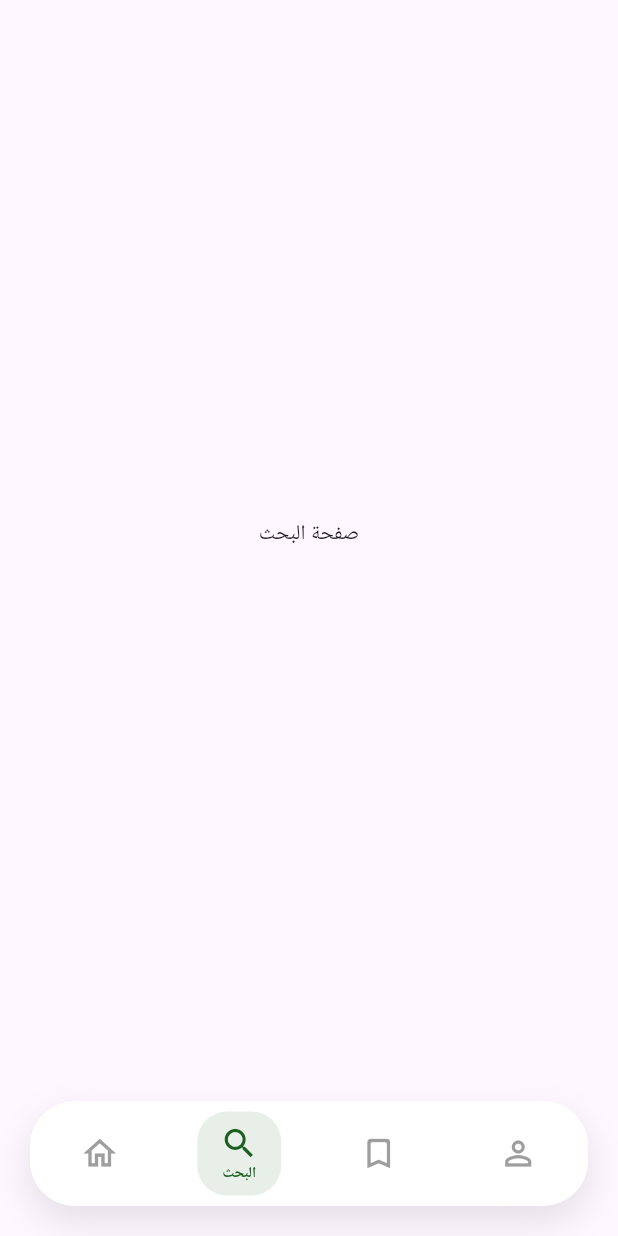
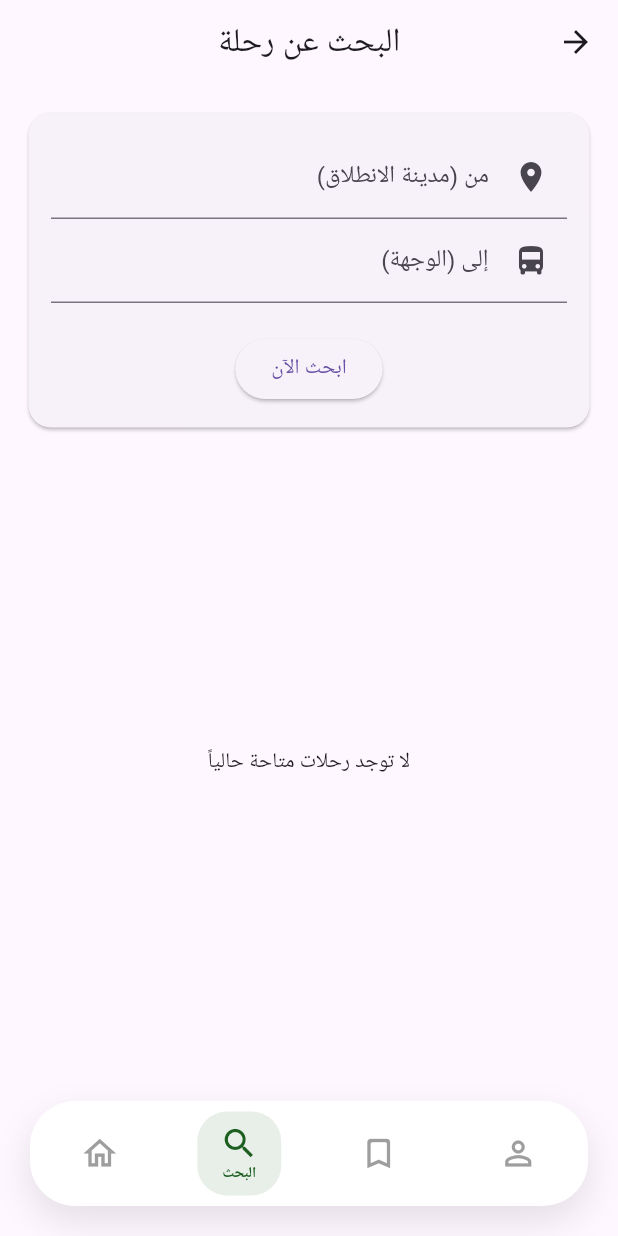
Before and after one commit to Yeheafandi/travel, a Flutter app: the MainWrapper screen opened by its route, item 2 of the bottom bar chosen, on a phone screen of 412 x 824 dp. Run offline on Flutter 3.47's test engine with Material 3 defaults, Android fonts, the phone set to English and light mode, and no system bars; our stand-ins replace cloud_firestore, firebase_auth, firebase_core, get, shared_preferences; accounts and stored records are empty; Roboto replaces fonts that are missing (Cairo).

Commit message:
add search screen

```diff
--- /dev/null
+++ b/syriatravel/lib/controllers/search_trip_controller.dart
@@ -0,0 +1,38 @@
+import 'package:cloud_firestore/cloud_firestore.dart';
+import 'package:get/get.dart';
+
+class SearchTripController extends GetxController {
+  final FirebaseFirestore _firestore = FirebaseFirestore.instance;
+
+  // متغيرات لمراقبة حالة البحث والنتائج
+  var searchResults = <QueryDocumentSnapshot>[].obs;
+  var isLoading = false.obs;
+
+  // متغيرات لتخزين قيم البحث
+  var fromCity = "".obs;
+  var toCity = "".obs;
+
+  void searchTrips() async {
+    if (fromCity.isEmpty || toCity.isEmpty) {
+      Get.snackbar("تنبيه", "يرجى إدخال مدينة الانطلاق والوجهة");
+      return;
+    }
+
+    try {
+      isLoading.value = true;
+
+      // جلب الرحلات التي تطابق مدينة الانطلاق والوجهة
+      QuerySnapshot querySnapshot = await _firestore
+          .collection('trips')
+          .where('fromCity', isEqualTo: fromCity.value.trim())
+          .where('toCity', isEqualTo: toCity.value.trim())
+          .get();
+
+      searchResults.value = querySnapshot.docs;
+    } catch (e) {
+      Get.snackbar("خطأ", "فشل جلب الرحلات: $e");
+    } finally {
+      isLoading.value = false;
+    }
+  }
+}
--- a/syriatravel/lib/core/helpful_functions/main_wrapper.dart
+++ b/syriatravel/lib/core/helpful_functions/main_wrapper.dart
@@ -4,6 +4,7 @@ import 'package:syriatravel/controllers/navigation_controller.dart';
 import 'package:syriatravel/view/passenger/main_passenger_screen.dart';
 import 'package:syriatravel/view/passenger/my_bookings_screen.dart';
 import 'package:syriatravel/view/passenger/profile_screen.dart';
+import 'package:syriatravel/view/passenger/search_trip_screen.dart';
 
 class MainWrapper extends StatelessWidget {
   MainWrapper({super.key});
@@ -12,7 +13,7 @@ class MainWrapper extends StatelessWidget {
 
   final List<Widget> screens = [
     PassengerHomeScreen(),
-    const Center(child: Text("صفحة البحث")),
+    SearchTripScreen(),
     const MyBookingsScreen(),
     const ProfileScreen(),
   ];
@@ -22,10 +23,12 @@ class MainWrapper extends StatelessWidget {
     const Color primaryGreen = Color(0xFF1B5E20);
 
     return Scaffold(
-      body: Obx(() => IndexedStack(
-        index: navController.selectedIndex.value,
-        children: screens,
-      )),
+      body: Obx(
+        () => IndexedStack(
+          index: navController.selectedIndex.value,
+          children: screens,
+        ),
+      ),
       bottomNavigationBar: Obx(() => _buildBottomNav(primaryGreen)),
     );
   }
--- a/syriatravel/lib/view/passenger/my_bookings_screen.dart
+++ b/syriatravel/lib/view/passenger/my_bookings_screen.dart
@@ -29,7 +29,7 @@ class MyBookingsScreen extends StatelessWidget {
           : StreamBuilder<QuerySnapshot>(
               stream: FirebaseFirestore.instance
                   .collection('bookings')
-                  .where('passengerId', isEqualTo: currentUserId)
+                  .where('userId', isEqualTo: currentUserId)
                   .snapshots(),
               builder: (context, snapshot) {
                 if (snapshot.connectionState == ConnectionState.waiting) {
--- /dev/null
+++ b/syriatravel/lib/view/passenger/search_trip_screen.dart
@@ -0,0 +1,93 @@
+import 'package:flutter/material.dart';
+import 'package:get/get.dart';
+import 'package:syriatravel/controllers/search_trip_controller.dart';
+
+class SearchTripScreen extends StatelessWidget {
+  SearchTripScreen({super.key});
+  final SearchTripController controller = Get.put(SearchTripController());
+
+  @override
+  Widget build(BuildContext context) {
+    // حقن المتحكم
+
+    return Scaffold(
+      appBar: AppBar(title: const Text("البحث عن رحلة"), centerTitle: true),
+      body: Column(
+        children: [
+          Padding(
+            padding: const EdgeInsets.all(15.0),
+            child: Card(
+              shape: RoundedRectangleBorder(
+                borderRadius: BorderRadius.circular(15),
+              ),
+              child: Padding(
+                padding: const EdgeInsets.all(15.0),
+                child: Column(
+                  children: [
+                    TextField(
+                      onChanged: (v) => controller.fromCity.value = v,
+                      decoration: const InputDecoration(
+                        labelText: "من (مدينة الانطلاق)",
+                        prefixIcon: Icon(Icons.location_on),
+                      ),
+                    ),
+                    TextField(
+                      onChanged: (v) => controller.toCity.value = v,
+                      decoration: const InputDecoration(
+                        labelText: "إلى (الوجهة)",
+                        prefixIcon: Icon(Icons.directions_bus),
+                      ),
+                    ),
+                    const SizedBox(height: 20),
+                    ElevatedButton(
+                      onPressed: controller.searchTrips,
+                      child: const Text("ابحث الآن"),
+                    ),
+                  ],
+                ),
+              ),
+            ),
+          ),
+
+          // عرض النتائج
+          Expanded(
+            child: Obx(() {
+              if (controller.isLoading.value) {
+                return const Center(child: CircularProgressIndicator());
+              }
+              if (controller.searchResults.isEmpty) {
+                return const Center(child: Text("لا توجد رحلات متاحة حالياً"));
+              }
+              return ListView.builder(
+                itemCount: controller.searchResults.length,
+                itemBuilder: (context, index) {
+                  var trip =
+                      controller.searchResults[index].data()
+                          as Map<String, dynamic>;
+                  return Card(
+                    margin: const EdgeInsets.symmetric(
+                      horizontal: 15,
+                      vertical: 8,
+                    ),
+                    child: ListTile(
+                      title: Text(
+                        "رحلة من ${trip['fromCity']} إلى ${trip['toCity']}",
+                      ),
+                      subtitle: Text(
+                        "السعر: ${trip['price']} ل.س | الموعد: ${trip['time']}",
+                      ),
+                      trailing: const Icon(Icons.arrow_forward_ios),
+                      onTap: () {
+                        // هنا ننتقل لصفحة تفاصيل الرحلة وحجز المقاعد
+                      },
+                    ),
+                  );
+                },
+              );
+            }),
+          ),
+        ],
+      ),
+    );
+  }
+}
--- a/syriatravel/lib/widgets/driver_widgets/add_trip_dialog.dart
+++ b/syriatravel/lib/widgets/driver_widgets/add_trip_dialog.dart
@@ -106,11 +106,11 @@ void showAddTripDialog(BuildContext context) {
                               price: priceC.text,
                               driverName: controller
                                   .driverName
-                                  .value, // هذا هو اسم صاحب الباص
+                                  .value,
                               driverId: controller.currentUid,
                               busId: selectedBusId!,
                               totalSeats: bus['totalSeats'],
-                              reservedSeats: [],
+                              bookedSeats: [],
                             ),
                           );
                           Navigator.pop(context);
```
Also changed, not shown: syriatravel/lib/controllers/booking_controller.dart (+27 -16 lines), syriatravel/lib/controllers/bus_seat_controller.dart (+34 -16 lines), syriatravel/lib/models/trip_model.dart (+6 -6 lines), syriatravel/lib/view/bus_screen/bus_seat_screen.dart (+16 -4 lines), syriatravel/lib/widgets/passenger_widgets/booking_dialog.dart (+28 -27 lines).
